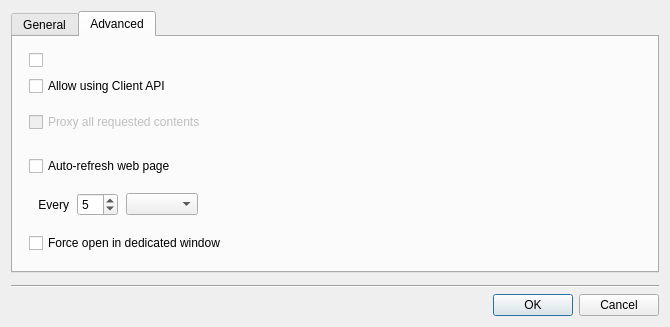
Before: the Qt Designer form vms/client/nx_vms_client_desktop/src/ui/dialogs/webpage_dialog.ui in networkoptix/nx_open, drawn with Qt 5.
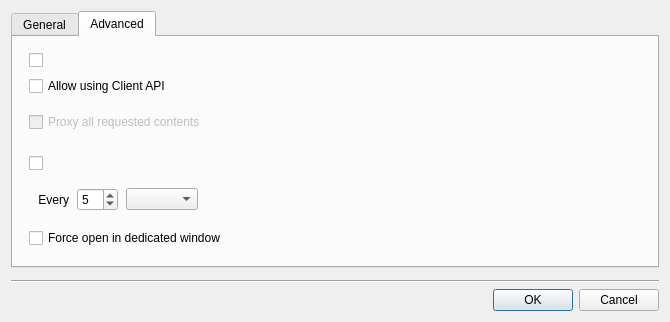
After: the same form once the commit is applied. The open tabs and pages were chosen to show the change. Custom widgets are drawn as their Qt base class.

Commit message: VMS-52123, VMS-52118: Fix web page and integration auto-refresh settings

What changed in the file:
```diff
--- a/vms/client/nx_vms_client_desktop/src/ui/dialogs/webpage_dialog.ui
+++ b/vms/client/nx_vms_client_desktop/src/ui/dialogs/webpage_dialog.ui
@@ -226,11 +226,7 @@
           </widget>
          </item>
          <item>
-          <widget class="QCheckBox" name="refreshCheckBox">
-           <property name="text">
-            <string>Auto-refresh web page</string>
-           </property>
-          </widget>
+          <widget class="QCheckBox" name="refreshCheckBox"/>
          </item>
          <item>
           <widget class="QWidget" name="refreshParametersWidget" native="true">
```
The commit also changes 1 other file.
